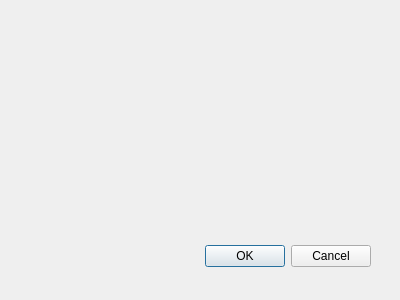
chmod-sorind/qt_gui_project, file my_dialog.ui: the form before one commit.
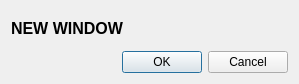
The form after the commit.

```diff
--- a/my_dialog.ui
+++ b/my_dialog.ui
@@ -8,22 +8,49 @@
    <rect>
     <x>0</x>
     <y>0</y>
-    <width>400</width>
-    <height>300</height>
+    <width>299</width>
+    <height>84</height>
    </rect>
   </property>
+  <property name="sizePolicy">
+   <sizepolicy hsizetype="Minimum" vsizetype="Minimum">
+    <horstretch>0</horstretch>
+    <verstretch>0</verstretch>
+   </sizepolicy>
+  </property>
   <property name="windowTitle">
    <string>Dialog</string>
   </property>
-  <widget name="buttonBox" class="QDialogButtonBox">
-   <property name="geometry">
-    <rect>
-     <x>30</x>
-     <y>240</y>
-     <width>341</width>
-     <height>32</height>
-    </rect>
-   </property>
+  <layout class="QHBoxLayout" name="horizontalLayout">
+   <item>
+    <layout class="QVBoxLayout" name="verticalLayout">
+     <item>
+      <widget class="QLabel" name="label_new_win">
+       <property name="font">
+        <font>
+         <family>MS Shell Dlg 2</family>
+         <pointsize>12</pointsize>
+         <weight>75</weight>
+         <italic>false</italic>
+         <bold>true</bold>
+        </font>
+       </property>
+       <property name="layoutDirection">
+        <enum>Qt::LeftToRight</enum>
+       </property>
+       <property name="autoFillBackground">
+        <bool>true</bool>
+       </property>
+       <property name="styleSheet">
+        <string notr="true"/>
+       </property>
+       <property name="text">
+        <string>NEW WINDOW</string>
+       </property>
+      </widget>
+     </item>
+     <item>
+      <widget class="QDialogButtonBox" name="buttonBox">
    <property name="orientation">
     <enum>Qt::Horizontal</enum>
    </property>
@@ -31,6 +58,10 @@
     <set>QDialogButtonBox::Cancel|QDialogButtonBox::Ok</set>
    </property>
   </widget>
+     </item>
+    </layout>
+   </item>
+  </layout>
  </widget>
  <pixmapfunction/>
  <resources/>
```
Left out of the diff: 7 changed lines with no effect on the pictures. Lines whose indentation alone changed are shown as unchanged.
